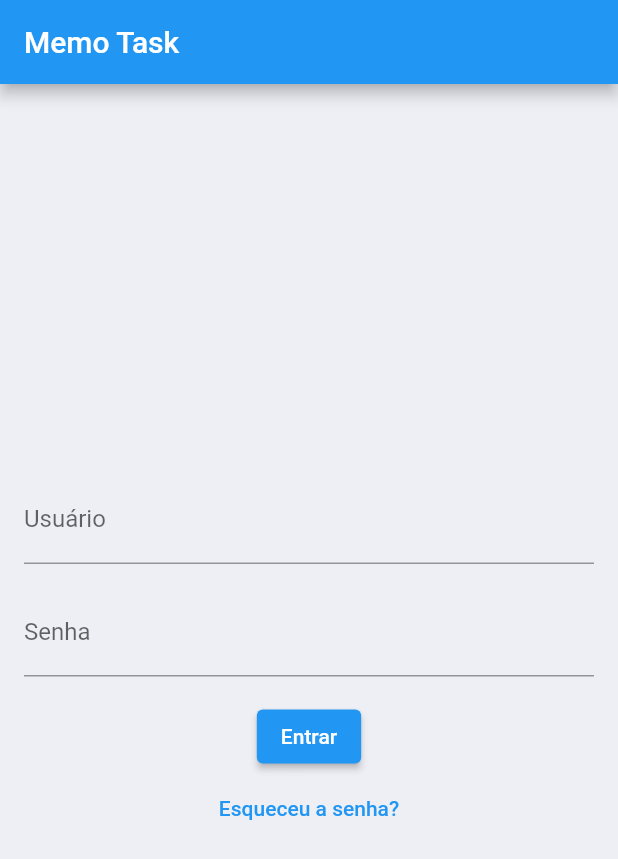
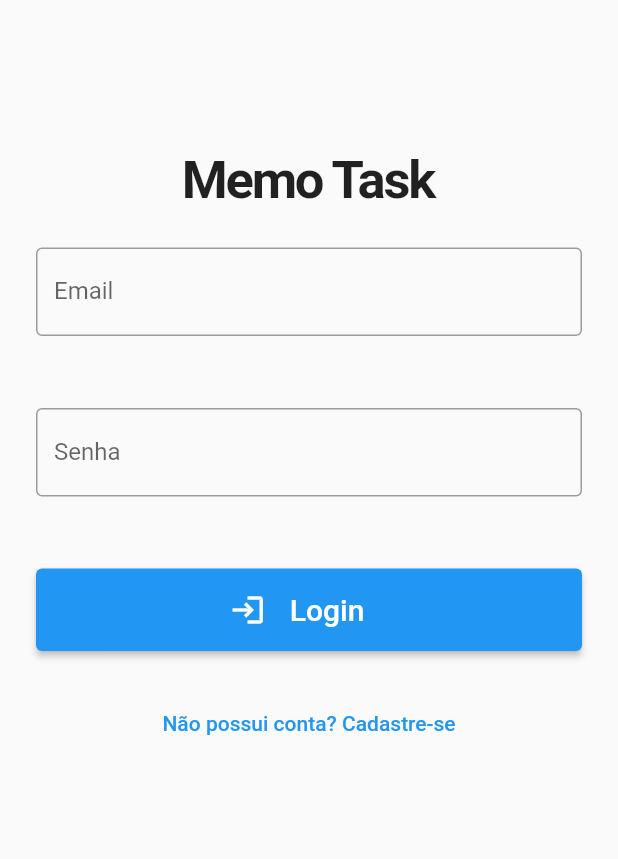
Before and after one commit to CaptLuckyTiger/MemoTask, a Flutter app: the screen it shows after launch, on a phone screen of 412 x 824 dp. Shown: the top 859 px of the screen. Run offline on Flutter 3.47's test engine with Material 2 defaults, Android fonts, the phone set to English and light mode, and no system bars; our stand-ins replace cloud_firestore, firebase_auth, firebase_core, table_calendar; accounts and stored records are empty.

```diff
--- a/lib/Model/Task.dart
+++ b/lib/Model/Task.dart
@@ -1,8 +1,11 @@
+import 'package:flutter_todo_app/Model/todo.dart';
+
 class Task {
+  final String id;
   final String title;
   final DateTime date;
+  final ToDo? relatedToDo;
 
-  Task(this.title, this.date);
-
-  get id => null;
+  Task(this.id, this.title, this.date,
+      [this.relatedToDo]); // Torna o terceiro argumento opcional
 }
--- a/lib/Model/todo.dart
+++ b/lib/Model/todo.dart
@@ -21,4 +21,8 @@ class ToDo {
       ToDo(id: '03', todoText: 'Teste1', isDone: true, date: DateTime.now()),
     ];
   }
+
+  String getId() {
+    return id ?? ''; // Retorna o id, ou uma string vazia se for nulo
+  }
 }
--- a/lib/View/login_page.dart
+++ b/lib/View/login_page.dart
@@ -1,77 +1,150 @@
 import 'package:flutter/material.dart';
-import '../constants/colors.dart';
-import '../ViewModel/login_view_model.dart';
 
-class LoginPage extends StatelessWidget {
-  final LoginViewModel viewModel = LoginViewModel();
-  final TextEditingController _usernameController = TextEditingController();
-  final TextEditingController _passwordController = TextEditingController();
-  final GlobalKey<FormState> _formKey = GlobalKey<FormState>();
+import 'package:flutter/widgets.dart';
+import 'package:flutter_todo_app/services/auth_service.dart';
+import 'package:provider/provider.dart';
 
-  LoginPage({super.key});
+class LoginPage extends StatefulWidget {
+  LoginPage({Key? key}) : super(key: key);
+
+  @override
+  _LoginPageState createState() => _LoginPageState();
+}
+
+class _LoginPageState extends State<LoginPage> {
+  final formKey = GlobalKey<FormState>();
+  final email = TextEditingController();
+  final senha = TextEditingController();
+
+  bool isLogin = true;
+  late String titulo;
+  late String actionButton;
+  late String toggleButton;
+
+  @override
+  void initState() {
+    super.initState();
+    setFormAction(true);
+  }
+
+  void setFormAction(bool acao) {
+    setState(() {
+      isLogin = acao;
+      if (isLogin) {
+        titulo = 'Memo Task';
+        actionButton = 'Login';
+        toggleButton = 'Não possui conta? Cadastre-se';
+      } else {
+        titulo = 'Crie sua conta';
+        actionButton = 'Cadastrar';
+        toggleButton = 'Voltar ao Login';
+      }
+    });
+  }
+
+  login() async {
+    try {
+      await context.read<AuthService>().login(email.text, senha.text);
+    } on AuthException catch (e) {
+      ScaffoldMessenger.of(context)
+          .showSnackBar(SnackBar(content: Text(e.message)));
+    }
+  }
+
+  registrar() async {
+    try {
+      await context.read<AuthService>().registrar(email.text, senha.text);
+    } on AuthException catch (e) {
+      ScaffoldMessenger.of(context)
+          .showSnackBar(SnackBar(content: Text(e.message)));
+    }
+  }
 
   @override
   Widget build(BuildContext context) {
     return Scaffold(
-      appBar: AppBar(
-        title: const Text('Memo Task'),
-      automaticallyImplyLeading: false, // Impede o botão de voltar
-      ),
-      body: Container(
-        color: tdBGColor,
-        padding: const EdgeInsets.all(16.0),
-        child: Center(
+      body: SingleChildScrollView(
+        child: Padding(
+          padding: EdgeInsets.only(top: 100),
           child: Form(
-            key: _formKey,
-            child: Column(
-              mainAxisAlignment: MainAxisAlignment.center,
-              children: <Widget>[
-                TextFormField(
-                  controller: _usernameController,
-                  decoration: const InputDecoration(
-                    labelText: 'Usuário',
+            key: formKey,
+            child:
+                Column(mainAxisAlignment: MainAxisAlignment.center, children: [
+              Text(
+                titulo,
+                style: TextStyle(
+                  fontSize: 35,
+                  fontWeight: FontWeight.bold,
+                  letterSpacing: -1.5,
+                ),
+              ),
+              Padding(
+                padding: EdgeInsets.all(24),
+                child: TextFormField(
+                  controller: email,
+                  decoration: InputDecoration(
+                    border: OutlineInputBorder(),
+                    labelText: 'Email',
                   ),
-                  validator: viewModel.validateUsername,
+                  keyboardType: TextInputType.emailAddress,
+                  validator: (value) {
+                    if (value!.isEmpty) {
+                      return 'Email está incorrreto';
+                    }
+                    return null;
+                  },
                 ),
-                const SizedBox(height: 16.0),
-                TextFormField(
-                  controller: _passwordController,
+              ),
+              Padding(
+                padding: EdgeInsets.all(24),
+                child: TextFormField(
+                  controller: senha,
                   obscureText: true,
-                  decoration: const InputDecoration(
+                  decoration: InputDecoration(
+                    border: OutlineInputBorder(),
                     labelText: 'Senha',
                   ),
-                  validator: viewModel.validatePassword,
+                  validator: (value) {
+                    if (value!.isEmpty) {
+                      return 'informar senha';
+                    } else if (value.length < 6) {
+                      return 'A senha deve conter o minimo de 6 caracteres';
+                    }
+                    return null;
+                  },
                 ),
-                const SizedBox(height: 16.0),
-                ElevatedButton(
-                  onPressed: () async {
-                    if (_formKey.currentState!.validate()) {
-                      final username = _usernameController.text;
-                      final password = _passwordController.text;
-                      final loginSuccessful =
-                          await viewModel.login(username, password);
-                      if (loginSuccessful) {
-                        Navigator.pushReplacementNamed(context,
-                            '/home'); // se a senha estiver correta ira para proxima tela "home".
+              ),
+              Padding(
+                padding: EdgeInsets.all(24),
+                child: ElevatedButton(
+                  onPressed: () {
+                    if (formKey.currentState!.validate()) {
+                      if (isLogin) {
+                        login();
                       } else {
-                        ScaffoldMessenger.of(context).showSnackBar(
-                          const SnackBar(
-                            content: Text('Usuario ou senha incorreta'),
-                          ),
-                        );
+                        registrar();
                       }
                     }
                   },
-                  child: const Text('Entrar'),
+                  child: Row(
+                    mainAxisAlignment: MainAxisAlignment.center,
+                    children: [
+                      Icon(Icons.login),
+                      Padding(
+                        padding: EdgeInsets.all(16.0),
+                        child: Text(
+                          actionButton,
+                          style: TextStyle(fontSize: 20),
+                        ),
+                      )
+                    ],
+                  ),
                 ),
-                TextButton(
-                  onPressed: () {
-                    // falta a implementação da esquceu a senha
-                  },
-                  child: const Text('Esqueceu a senha?'),
-                ),
-              ],
-            ),
+              ),
+              TextButton(
+                  onPressed: () => setFormAction(!isLogin),
+                  child: Text(toggleButton))
+            ]),
           ),
         ),
       ),
--- a/lib/main.dart
+++ b/lib/main.dart
@@ -2,7 +2,10 @@ import 'package:flutter/material.dart';
 import 'package:flutter/services.dart';
 import 'package:flutter_todo_app/View/login_page.dart';
 import 'package:flutter_todo_app/screens/home.dart';
+import 'package:flutter_todo_app/services/auth_service.dart';
+import 'package:flutter_todo_app/widgets/auth_check.dart';
 import 'package:flutter_todo_app/widgets/taskprovider.dart';
+import 'package:flutter_todo_app/widgets/themeprovider.dart';
 import 'package:intl/date_symbol_data_local.dart';
 import 'package:intl/intl.dart';
 import 'package:provider/provider.dart';
@@ -15,10 +18,17 @@ void main() async {
     options: DefaultFirebaseOptions.currentPlatform,
   );
 
+  initializeDateFormatting('pt_BR', null).then((_) {
+    var locale = const Locale('pt', 'BR');
+    Intl.defaultLocale = locale.toString();
+  });
+
   runApp(
     MultiProvider(
       providers: [
         ChangeNotifierProvider(create: (_) => TaskProvider()),
+        ChangeNotifierProvider(create: (context) => AuthService()),
+        ChangeNotifierProvider(create: (context) => DarkModeProvider()),
       ],
       child: const MyApp(),
     ),
@@ -36,12 +46,6 @@ class MyApp extends StatelessWidget {
       var locale = const Locale('pt', 'BR');
       Intl.defaultLocale = locale.toString();
     });
-    // Inicializar data para Português Brasil
-    initializeDateFormatting('pt_BR', null).then((_) {
-      // Setando localidade português Brasil (pt_BR)
-      var locale = const Locale('pt', 'BR');
-      Intl.defaultLocale = locale.toString();
-    });
     SystemChrome.setSystemUIOverlayStyle(
         const SystemUiOverlayStyle(statusBarColor: Colors.transparent));
 
@@ -51,18 +55,9 @@ class MyApp extends StatelessWidget {
       home: const Home(),
       initialRoute: '/login', // Rota inicial, login aparecerá primeiro.
       routes: {
-        '/login': (context) => LoginPage(),
-        '/home': (context) => const Home(),
+        '/login': (context) => AuthCheck(),
+        '/home': (context) => Home(),
       },
     );
   }
 }
-
-class AppState extends ChangeNotifier {
-  String someData = 'Hello from Provider';
-
-  void updateData(String newData) {
-    someData = newData;
-    notifyListeners();
-  }
-}
--- a/lib/screens/calendar_screen.dart
+++ b/lib/screens/calendar_screen.dart
@@ -2,7 +2,7 @@ import 'package:flutter/material.dart';
 import 'package:flutter_todo_app/screens/tasks_screen_details.dart';
 import 'package:provider/provider.dart';
 import 'package:table_calendar/table_calendar.dart';
-import '../Model/task.dart';
+import '../Model/Task.dart';
 import '../widgets/taskprovider.dart';
 
 class CalendarScreen extends StatefulWidget {
@@ -42,7 +42,7 @@ class _CalendarScreenState extends State<CalendarScreen> {
       body: Center(
         child: Padding(
           padding: const EdgeInsets.all(8.0),
-          child: Column(
+          child: ListView(
             children: [
               TableCalendar(
                 calendarFormat: _calendarFormat,
--- a/lib/screens/tasks_screen_details.dart
+++ b/lib/screens/tasks_screen_details.dart
@@ -1,5 +1,5 @@
 import 'package:flutter/material.dart';
-import '../Model/task.dart';
+import '../Model/Task.dart';
 
 class TaskDetailsScreen extends StatelessWidget {
   final Task task;
--- /dev/null
+++ b/lib/services/auth_service.dart
@@ -0,0 +1,61 @@
+import 'package:firebase_auth/firebase_auth.dart';
+import 'package:flutter/widgets.dart';
+
+class AuthException implements Exception {
+  String message;
+  AuthException(this.message);
+}
+
+class AuthService extends ChangeNotifier {
+  FirebaseAuth _auth = FirebaseAuth.instance;
+  User? usuario;
+  bool isLoading = true;
+
+  AuthService() {
+    _authCheck();
+  }
+
+  _authCheck() {
+    _auth.authStateChanges().listen((User? user) {
+      usuario = (user == null) ? null : user;
+      isLoading = false;
+      notifyListeners();
+    });
+  }
+
+  _getUser() {
+    usuario = _auth.currentUser;
+    notifyListeners();
+  }
+
+  registrar(String email, String senha) async {
+    try {
+      await _auth.createUserWithEmailAndPassword(email: email, password: senha);
+      _getUser();
+    } on FirebaseAuthException catch (e) {
+      if (e.code == 'weak-password') {
+        throw AuthException('A senha é muito fraca');
+      } else if (e.code == 'email-already-in-use') {
+        throw AuthException('Email já cadastrado');
+      }
+    }
+  }
+
+  login(String email, String senha) async {
+    try {
+      await _auth.signInWithEmailAndPassword(email: email, password: senha);
+      _getUser();
+    } on FirebaseAuthException catch (e) {
+      if (e.code == 'INVALID_LOGIN_CREDENTIALS') {
+        throw AuthException('Email não encontrado. Cadastre-se');
+      } else if (e.code == 'INVALID_LOGIN_CREDENTIALS') {
+        throw AuthException('Senha incorreta. Tente novamente');
+      }
+    }
+  }
+
+  logout() async {
+    await _auth.signOut();
+    _getUser();
+  }
+}
--- /dev/null
+++ b/lib/widgets/auth_check.dart
@@ -0,0 +1,35 @@
+import 'package:flutter/material.dart';
+import 'package:flutter/widgets.dart';
+import 'package:flutter_todo_app/View/login_page.dart';
+import 'package:flutter_todo_app/screens/home.dart';
+import 'package:flutter_todo_app/services/auth_service.dart';
+import 'package:provider/provider.dart';
+
+class AuthCheck extends StatefulWidget {
+  AuthCheck({Key? key}) : super(key: key);
+
+  @override
+  _AuthCheck createState() => _AuthCheck();
+}
+
+class _AuthCheck extends State<AuthCheck> {
+  @override
+  Widget build(BuildContext context) {
+    AuthService auth = Provider.of<AuthService>(context);
+
+    if (auth.isLoading)
+      return loading();
+    else if (auth.usuario == null)
+      return LoginPage();
+    else
+      return Home();
+  }
+
+  loading() {
+    return Scaffold(
+      body: Center(
+        child: CircularProgressIndicator(),
+      ),
+    );
+  }
+}
--- a/lib/widgets/taskprovider.dart
+++ b/lib/widgets/taskprovider.dart
@@ -1,5 +1,5 @@
 import 'package:flutter/widgets.dart';
-import '../Model/task.dart';
+import '../Model/Task.dart';
 import 'package:firebase_core/firebase_core.dart';
 import 'package:cloud_firestore/cloud_firestore.dart';
 
@@ -28,6 +28,8 @@ class TaskProvider with ChangeNotifier {
   }
 
   Future<void> removeTask(String taskId) async {
+    print(
+        'Excluindo a tarefa com o ID: $taskId'); // Imprime o ID da tarefa a ser excluída
     try {
       await _firestore.collection('tasks').doc(taskId).delete();
     } catch (e) {
@@ -39,6 +41,7 @@ class TaskProvider with ChangeNotifier {
     return _firestore.collection('tasks').snapshots().map((snapshot) {
       return snapshot.docs.map((doc) {
         return Task(
+          doc.id, // ID
           doc["title"],
           doc["date"].toDate(),
         );
--- a/pubspec.yaml
+++ b/pubspec.yaml
@@ -38,6 +38,8 @@ dependencies:
   cupertino_icons: ^1.0.2
   table_calendar: ^3.0.9
   provider: ^6.0.5
+  firebase_auth: ^4.12.0
+  flutter_colorpicker: ^1.0.3
 dev_dependencies:
   flutter_test:
     sdk: flutter
```
Also changed, not shown: lib/screens/add_task_screen.dart (+6 -3 lines), lib/screens/home.dart (+59 -35 lines), lib/widgets/themeprovider.dart (added, +12 -0 lines), pubspec.lock, 5 other files.
